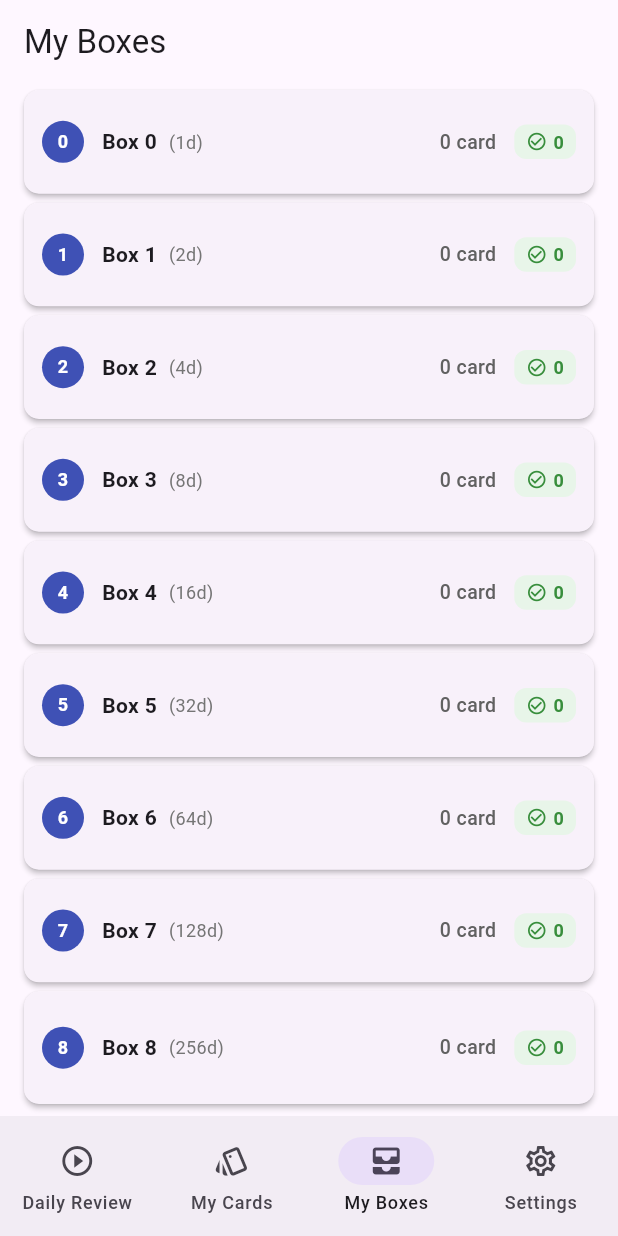
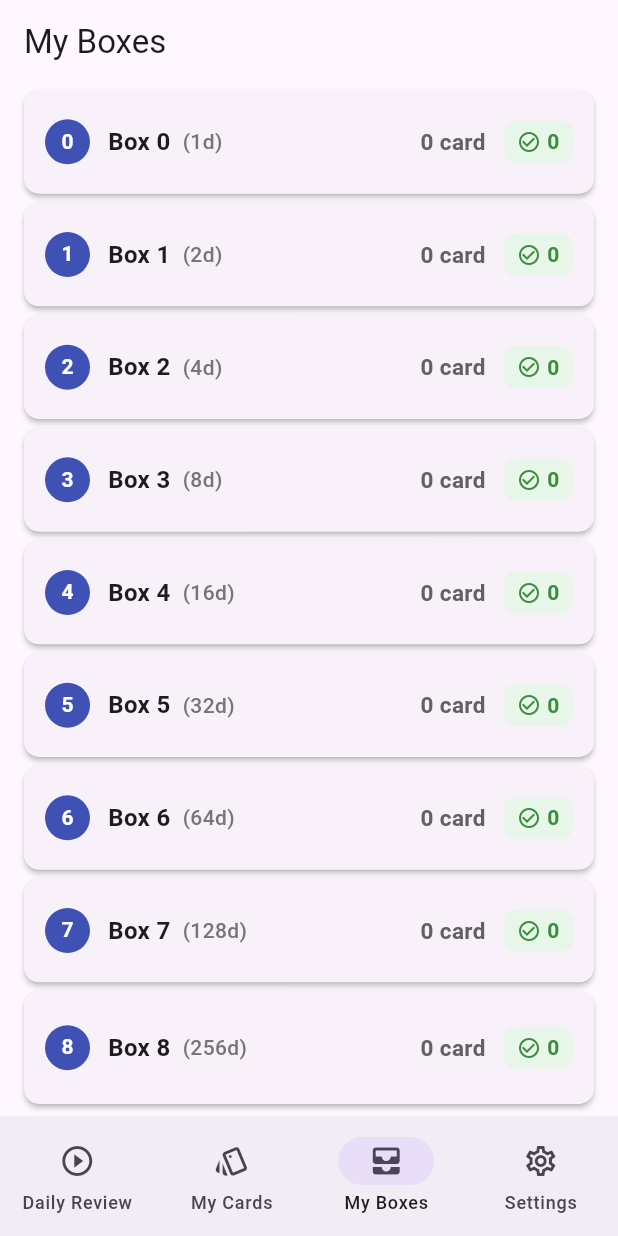
Before and after one commit to Lof-31/MyMemoryBox-App, a Flutter app: the screen it shows after launch, item 3 of the bottom bar chosen, on a phone screen of 412 x 824 dp. Run offline on Flutter 3.47's test engine with Material 3 defaults, Android fonts, the phone set to English and light mode, and no system bars; our stand-ins replace flutter_local_notifications, flutter_timezone, shared_preferences, timezone.

Commit message:
front: better visibility in boxes

```diff
--- a/lib/widgets/flashcard_tile.dart
+++ b/lib/widgets/flashcard_tile.dart
@@ -133,7 +133,7 @@ class FlashcardTile extends StatelessWidget {
     final int daysLeft = reviewDate.difference(today).inDays;
 
     final bool isDue = daysLeft <= 0;
-    final String dueLabel = isDue ? 'Due' : 'in ${daysLeft}d';
+    final String dueLabel = isDue ? 'Today' : 'in ${daysLeft}d';
     final Color dueColor = isDue ? Colors.orange.shade800 : Colors.grey.shade600;
 
     return Card(
--- a/lib/widgets/level_card.dart
+++ b/lib/widgets/level_card.dart
@@ -6,6 +6,12 @@ class LevelCard extends StatelessWidget {
   final int totalCards;
   final int dueCount;
   final VoidCallback? onTap;
+
+  static const double boxTitleFontSize = 16.0;
+  static const double intervalFontSize = 14.0;
+  static const double cardCountFontSize = 15.0;
+  static const double dueBadgeFontSize = 14.0;
+  static const double levelAvatarFontSize = 14.0;
 
   const LevelCard({
     super.key,
@@ -30,17 +36,17 @@ class LevelCard extends StatelessWidget {
       child: InkWell(
         onTap: onTap,
         child: Padding(
-          padding: const EdgeInsets.symmetric(horizontal: 12),
+          padding: const EdgeInsets.symmetric(horizontal: 14),
           child: Row(
             children: [
               CircleAvatar(
-                radius: 14,
+                radius: 15,
                 backgroundColor: hasDue ? Colors.orange : Colors.indigo,
                 foregroundColor: Colors.white,
                 child: Text(
                   '$level',
                   style: const TextStyle(
-                    fontSize: 12,
+                    fontSize: levelAvatarFontSize,
                     fontWeight: FontWeight.bold,
                   ),
                 ),
@@ -53,15 +59,16 @@ class LevelCard extends StatelessWidget {
                       'Box $level',
                       style: const TextStyle(
                         fontWeight: FontWeight.bold,
-                        fontSize: 14,
+                        fontSize: boxTitleFontSize,
                       ),
                     ),
                     const SizedBox(width: 8),
                     Text(
                       '(${intervalDays}d)',
                       style: TextStyle(
-                        fontSize: 12,
+                        fontSize: intervalFontSize,
                         color: Colors.grey.shade600,
+                        fontWeight: FontWeight.w500,
                       ),
                     ),
                   ],
@@ -70,14 +77,14 @@ class LevelCard extends StatelessWidget {
               Text(
                 '$totalCards ${totalCards <= 1 ? 'card' : 'cards'}',
                 style: TextStyle(
-                  fontSize: 13,
+                  fontSize: cardCountFontSize,
                   color: Colors.grey.shade700,
-                  fontWeight: FontWeight.w500,
+                  fontWeight: FontWeight.w600,
                 ),
               ),
               const SizedBox(width: 12),
               Container(
-                padding: const EdgeInsets.symmetric(horizontal: 8, vertical: 3),
+                padding: const EdgeInsets.symmetric(horizontal: 9, vertical: 4),
                 decoration: BoxDecoration(
                   color: hasDue ? Colors.orange.shade50 : Colors.green.shade50,
                   borderRadius: BorderRadius.circular(8),
@@ -87,14 +94,14 @@ class LevelCard extends StatelessWidget {
                   children: [
                     Icon(
                       hasDue ? Icons.alarm : Icons.check_circle_outline,
-                      size: 14,
+                      size: 16,
                       color: hasDue ? Colors.orange.shade800 : Colors.green.shade700,
                     ),
                     const SizedBox(width: 4),
                     Text(
                       hasDue ? '$dueCount' : '0',
                       style: TextStyle(
-                        fontSize: 12,
+                        fontSize: dueBadgeFontSize,
                         fontWeight: FontWeight.bold,
                         color: hasDue ? Colors.orange.shade900 : Colors.green.shade700,
                       ),
```
